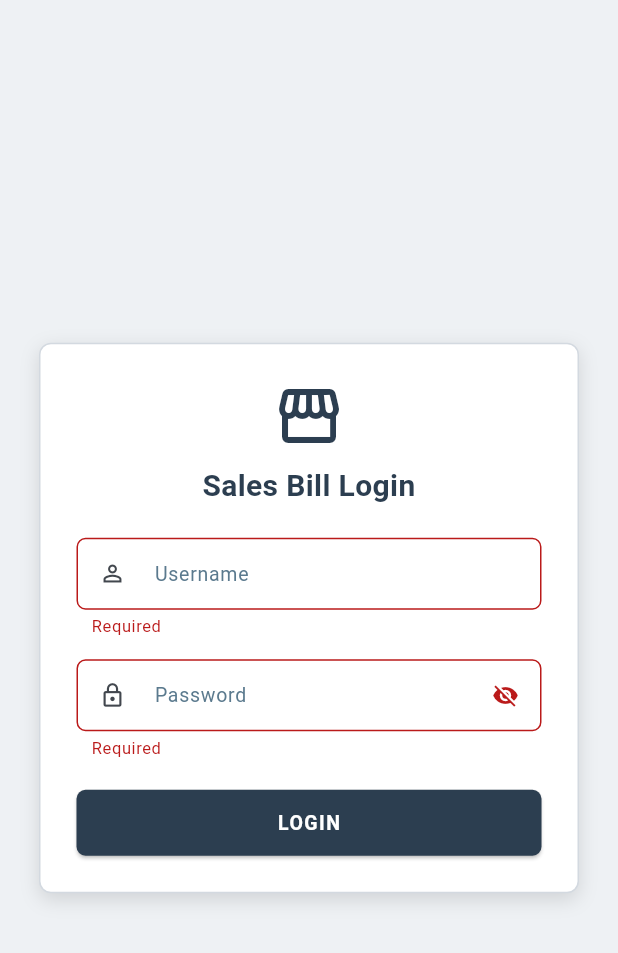
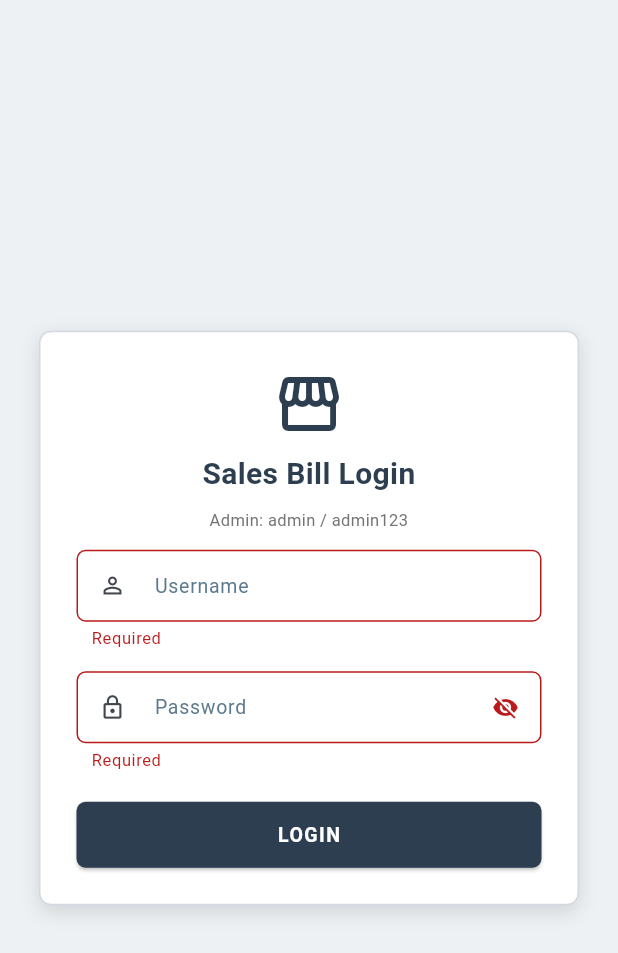
Before and after one commit to Vigneshwari116/sales, a Flutter app: the screen it shows after launch, after a tap on "LOGIN", on a phone screen of 412 x 824 dp. Shown: the top 953 px of the screen. Run offline on Flutter 3.47's test engine with Material 3 defaults, Android fonts, the phone set to English and light mode, and no system bars; our stand-ins replace connectivity_plus, pdf, printing, shared_preferences, sqflite, sqflite_common_ffi; accounts and stored records are empty.

Commit message:
Make mobile login instant and defer heavy CSV seeding
- Navigate to dashboard immediately after credentials check
- Stop loading all location CSV files during admin login
- Seed sales data only when Abstract or Ledger is opened
- Case-insensitive password check and admin hint on login screen

Co-authored-by: muneeswari1604 <muneeswari1604@gmail.com>

```diff
--- a/lib/config/local_credentials.dart
+++ b/lib/config/local_credentials.dart
@@ -28,7 +28,7 @@ bool isStaffUsername(String username) {
 
 bool verifyAdminLogin(String username, String password) {
   return username.trim().toLowerCase() == adminUsername &&
-      password.trim() == adminPassword;
+      password.trim().toLowerCase() == adminPassword.toLowerCase();
 }
 
 bool verifyStaffLogin(String username, String password) {
@@ -36,7 +36,7 @@ bool verifyStaffLogin(String username, String password) {
   if (account == null) {
     return false;
   }
-  return password.trim() == account.password;
+  return password.trim().toLowerCase() == account.password.toLowerCase();
 }
 
 String staffLocationCodeForUsername(String username) {
--- a/lib/main.dart
+++ b/lib/main.dart
@@ -1,3 +1,5 @@
+import 'dart:async';
+
 import 'dart:io' show Platform;
 
 import 'package:flutter/material.dart';
@@ -64,7 +66,7 @@ class _AppRootState extends State<AppRoot> {
 
     if (loggedIn && AppConfig.isLocationSet) {
       final role = await SessionService.getRole();
-      await AppSessionService.onLoginComplete();
+      unawaited(AppSessionService.onLoginComplete());
 
       if (role == SessionRole.admin) {
         return const AdminDashboardScreen();
--- a/lib/repositories/abstract_repository.dart
+++ b/lib/repositories/abstract_repository.dart
@@ -7,6 +7,7 @@ import 'package:sqflite/sqflite.dart';
 import 'package:sales/config/app_config.dart';
 import 'package:sales/config/location_codes.dart';
 import 'package:sales/db/local_db.dart';
+import 'package:sales/services/location_seed_service.dart';
 
 class AbstractSummary {
   final double totalSaleAmount;
@@ -41,6 +42,7 @@ class AbstractRepository {
     required DateTime toDate,
   }) async {
     try {
+      await LocationSeedService.ensureLocationSeeded(locationCode);
       final fromKey = _formatDate(fromDate);
       final toKey = _formatDate(toDate);
       final rows = await _readBillsForLocationCode(locationCode);
--- a/lib/repositories/ledger_repository.dart
+++ b/lib/repositories/ledger_repository.dart
@@ -1,7 +1,9 @@
 import 'package:sales/api/sales_api.dart';
+import 'package:sales/config/location_codes.dart';
 import 'package:sales/db/local_db.dart' as db;
 import 'package:sales/db/location_database.dart';
 import 'package:sales/models/sale_bill.dart';
+import 'package:sales/services/location_seed_service.dart';
 import 'package:sales/services/sync_service.dart';
 
 class LocalLedgerEntry {
@@ -42,6 +44,8 @@ class LedgerRepository {
     String? to,
   }) async {
     try {
+      final locationCode = locationCodeFromDisplayName(location);
+      await LocationSeedService.ensureLocationSeeded(locationCode);
       final rows = await LocationDatabase.getLedgerEntries(
         location: location,
         from: from,
--- a/lib/screen/login_screen.dart
+++ b/lib/screen/login_screen.dart
@@ -1,3 +1,5 @@
+import 'dart:async';
+
 import 'package:flutter/material.dart';
 import 'package:sales/config/app_config.dart';
 import 'package:sales/config/app_license.dart';
@@ -73,7 +75,6 @@ class _LoginScreenState extends State<LoginScreen> {
       if (isAdmin) {
         await AppConfig.setLocation('win1');
         await SessionService.saveLogin(username, role: SessionRole.admin);
-        await AppSessionService.onLoginComplete();
 
         if (!mounted) return;
 
@@ -83,13 +84,13 @@ class _LoginScreenState extends State<LoginScreen> {
                 (_) => const AdminDashboardScreen(),
           ),
         );
+        unawaited(AppSessionService.onLoginComplete());
         return;
       }
 
       final locationCode = staffLocationCodeForUsername(username);
       await AppConfig.setLocation(locationCode);
       await SessionService.saveLogin(username, role: SessionRole.staff);
-      await AppSessionService.onLoginComplete();
 
       if (!mounted) return;
 
@@ -99,6 +100,7 @@ class _LoginScreenState extends State<LoginScreen> {
               (_) => const StaffDashboardScreen(),
         ),
       );
+      unawaited(AppSessionService.onLoginComplete());
     } catch (error) {
       if (!mounted) return;
       setState(() {
@@ -152,7 +154,16 @@ class _LoginScreenState extends State<LoginScreen> {
                         color: AppColors.navy,
                       ),
                     ),
-                    const SizedBox(height: 20),
+                    const SizedBox(height: 8),
+                    Text(
+                      'Admin: admin / admin123',
+                      textAlign: TextAlign.center,
+                      style: TextStyle(
+                        fontSize: 11,
+                        color: Colors.grey.shade600,
+                      ),
+                    ),
+                    const SizedBox(height: 12),
                     TextFormField(
                       controller: _userCtrl,
                       autocorrect: false,
```
Also changed, not shown: lib/services/app_session_service.dart (+9 -10 lines), lib/services/location_seed_service.dart (+17 -0 lines).
